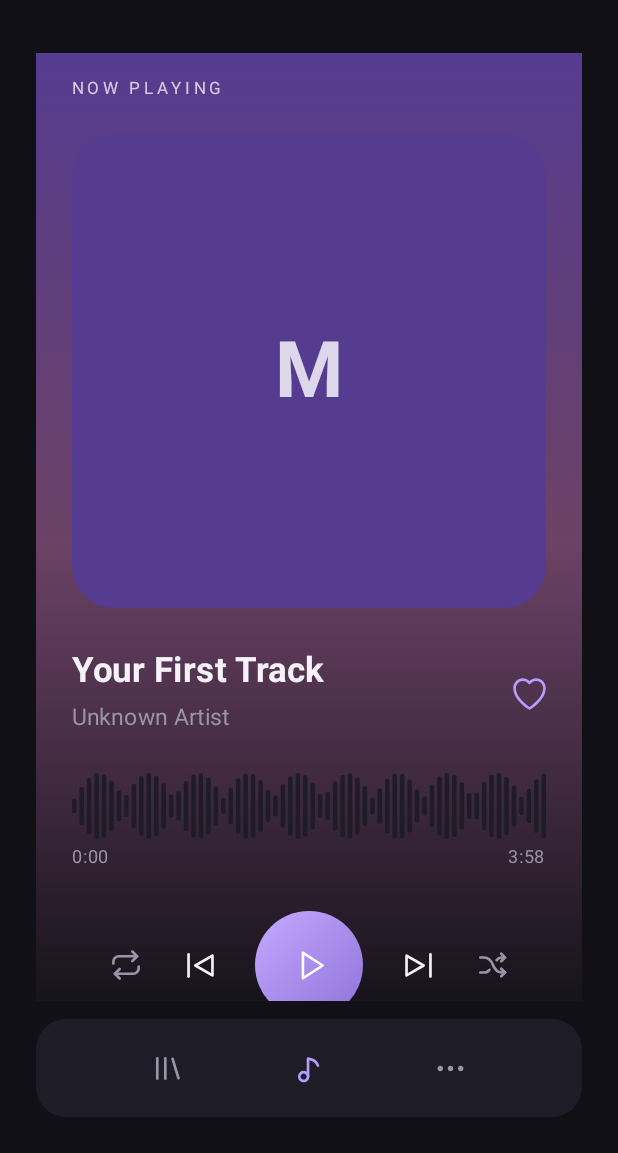
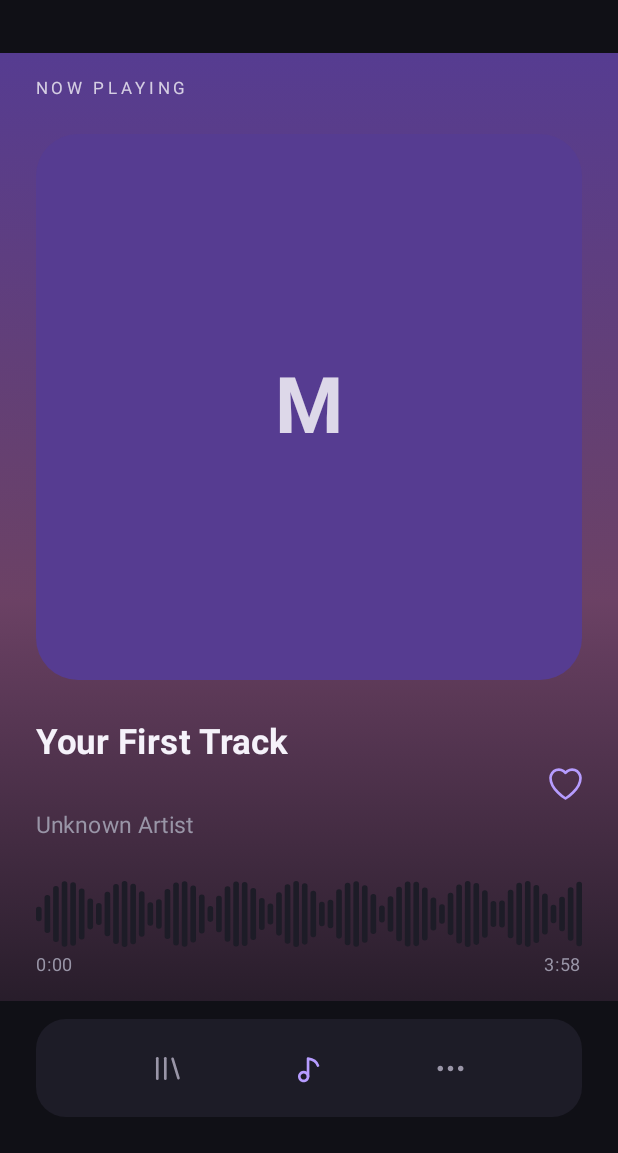
Before and after one commit to xrayman0127-bit/MiniPlayer, an Android app built with Jetpack Compose: the screen it shows after launch (MainActivity), on a phone screen of 412 x 824 dp, the part 83-1236 px from its top. Run offline under Robolectric (Android 15) with nearby library versions, the phone set to English and light mode, and no system bars.

Commit message:
Fix player screen layout and system insets

```diff
--- a/app/src/main/java/com/musab/miniplayer/MainActivity.kt
+++ b/app/src/main/java/com/musab/miniplayer/MainActivity.kt
@@ -50,6 +50,7 @@ import androidx.compose.ui.graphics.Color
 import androidx.compose.ui.graphics.asImageBitmap
 import androidx.compose.ui.platform.LocalContext
 import androidx.compose.ui.text.font.FontWeight
+import androidx.compose.ui.text.style.TextOverflow
 import androidx.compose.ui.unit.dp
 import androidx.compose.ui.unit.sp
 
@@ -451,13 +452,16 @@ fun MiniPlayerApp() {
             Column(
                 modifier = Modifier
                     .fillMaxSize()
-                    .padding(horizontal = 24.dp)
+                    .statusBarsPadding()
+                    .navigationBarsPadding()
             ) {
 
                 Spacer(modifier = Modifier.height(24.dp))
 
                 Row(
-                    modifier = Modifier.fillMaxWidth(),
+                    modifier = Modifier
+                        .fillMaxWidth()
+                        .padding(horizontal = 24.dp),
                     horizontalArrangement = Arrangement.SpaceBetween,
                     verticalAlignment = Alignment.CenterVertically
                 ) {
@@ -543,6 +547,7 @@ fun MiniPlayerApp() {
                 } else {
 
                     LibraryScreen(
+                        modifier = Modifier.padding(horizontal = 24.dp),
                         songs = songs,
                         selectedSongId = selectedSong.id,
                         loading = loading,
@@ -567,6 +572,7 @@ fun MiniPlayerApp() {
                 Row(
                     modifier = Modifier
                         .fillMaxWidth()
+                        .padding(horizontal = 24.dp)
                         .clip(RoundedCornerShape(20.dp))
                         .background(SurfaceDark)
                         .padding(vertical = 17.dp),
@@ -744,7 +750,10 @@ fun PlayerScreen(
                         song.title,
                         color = TextPrimary,
                         fontSize = 23.sp,
-                        fontWeight = FontWeight.Bold
+                        fontWeight = FontWeight.Bold,
+                        minLines = 2,
+                        maxLines = 2,
+                        overflow = TextOverflow.Ellipsis
                     )
 
                     Spacer(modifier = Modifier.height(6.dp))
@@ -752,7 +761,10 @@ fun PlayerScreen(
                     Text(
                         song.artist,
                         color = TextSecondary,
-                        fontSize = 15.sp
+                        fontSize = 15.sp,
+                        minLines = 1,
+                        maxLines = 1,
+                        overflow = TextOverflow.Ellipsis
                     )
                 }
 
@@ -875,6 +887,7 @@ fun PlayerScreen(
 
 @Composable
 fun LibraryScreen(
+    modifier: Modifier = Modifier,
     songs: List<Song>,
     selectedSongId: Long,
     loading: Boolean,
@@ -883,7 +896,7 @@ fun LibraryScreen(
     onSongSelected: (Song) -> Unit
 ) {
 
-    Column {
+    Column(modifier = modifier) {
 
         Text(
             "MUSIC LIBRARY",
```
